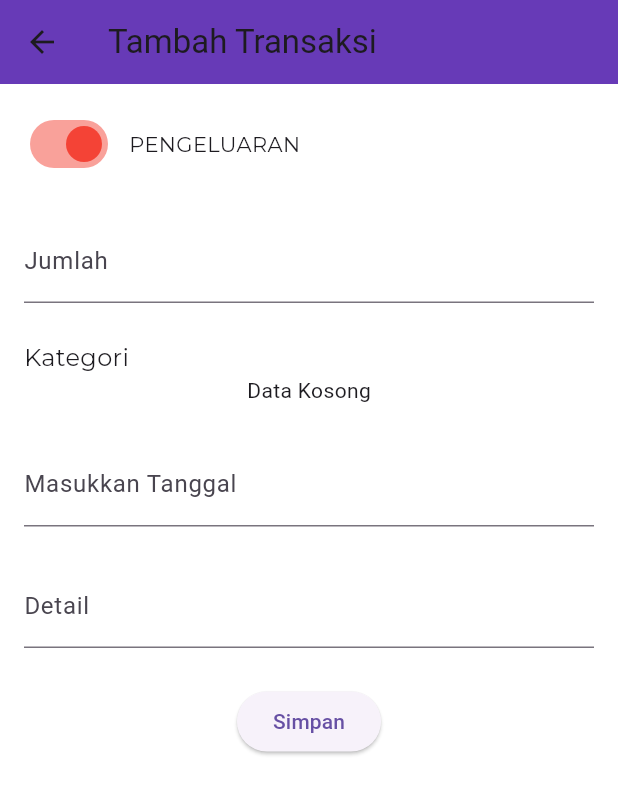
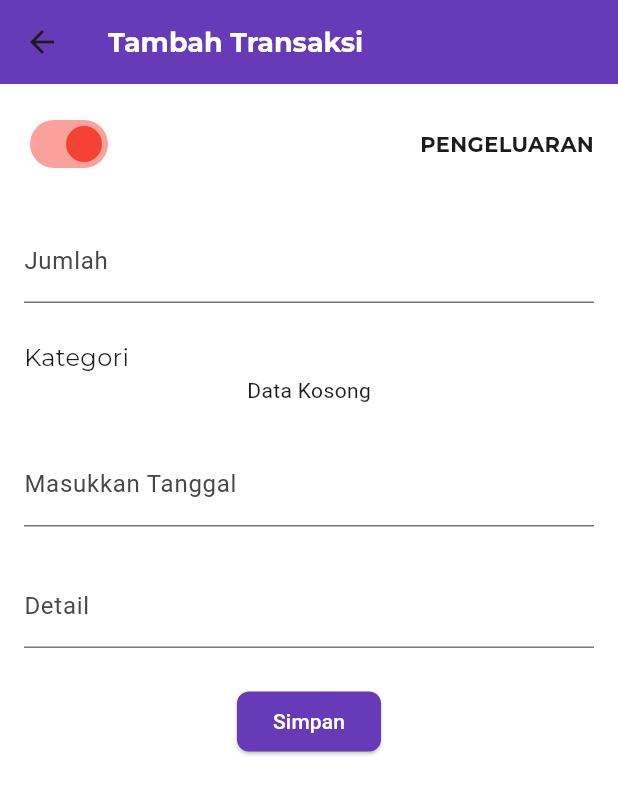
Before and after one commit to Zammil00/catat_uang, a Flutter app: the TransactionPage screen opened directly, on a phone screen of 412 x 824 dp. Shown: the top 794 px of the screen. Run offline on Flutter 3.47's test engine with Material 3 defaults, Android fonts, the phone set to English and light mode, and no system bars; our stand-ins replace drift, google_fonts, lottie; missing offline and left inert: calendar_appbar, sqlite3; accounts and stored records are empty; generated files the repository leaves out were written again.

Commit message:
Update UI Transaction Page

```diff
--- a/lib/pages/transaction_page.dart
+++ b/lib/pages/transaction_page.dart
@@ -80,7 +80,14 @@ class _TransactionPageState extends State<TransactionPage> {
     return Scaffold(
       appBar: AppBar(
         backgroundColor: Colors.deepPurple,
-        title: Text("Tambah Transaksi"),
+        title: Text(
+          "Tambah Transaksi",
+          style: GoogleFonts.montserrat(
+            fontSize: 18,
+            fontWeight: FontWeight.bold,
+            color: Colors.white,
+          ),
+        ),
       ),
       body: SingleChildScrollView(
         child: SafeArea(
@@ -90,7 +97,8 @@ class _TransactionPageState extends State<TransactionPage> {
             Padding(
               padding: const EdgeInsets.symmetric(horizontal: 16, vertical: 16),
               child: Row(
-                // mainAxisAlignment: MainAxisAlignment.center,
+                mainAxisAlignment: MainAxisAlignment.spaceBetween,
+                crossAxisAlignment: CrossAxisAlignment.center,
                 children: [
                   Switch(
                     value: isExpanse,
@@ -110,7 +118,10 @@ class _TransactionPageState extends State<TransactionPage> {
                   ),
                   Text(
                     isExpanse ? "PENGELUARAN" : "PEMASUKAN",
-                    style: GoogleFonts.montserrat(fontSize: 14),
+                    style: GoogleFonts.montserrat(
+                      fontSize: 14,
+                      fontWeight: FontWeight.bold,
+                    ),
                   )
                 ],
               ),
@@ -250,6 +261,15 @@ class _TransactionPageState extends State<TransactionPage> {
                     );
                     // Navigator.pop(context, true);
                   },
+                  style: ButtonStyle(
+                    backgroundColor: WidgetStateProperty.all(Colors.deepPurple),
+                    foregroundColor: WidgetStateProperty.all(Colors.white),
+                    shape: WidgetStateProperty.all(
+                      RoundedRectangleBorder(
+                        borderRadius: BorderRadius.circular(8),
+                      ),
+                    ),
+                  ),
                   child: Text("Simpan")),
             ),
           ],
```
